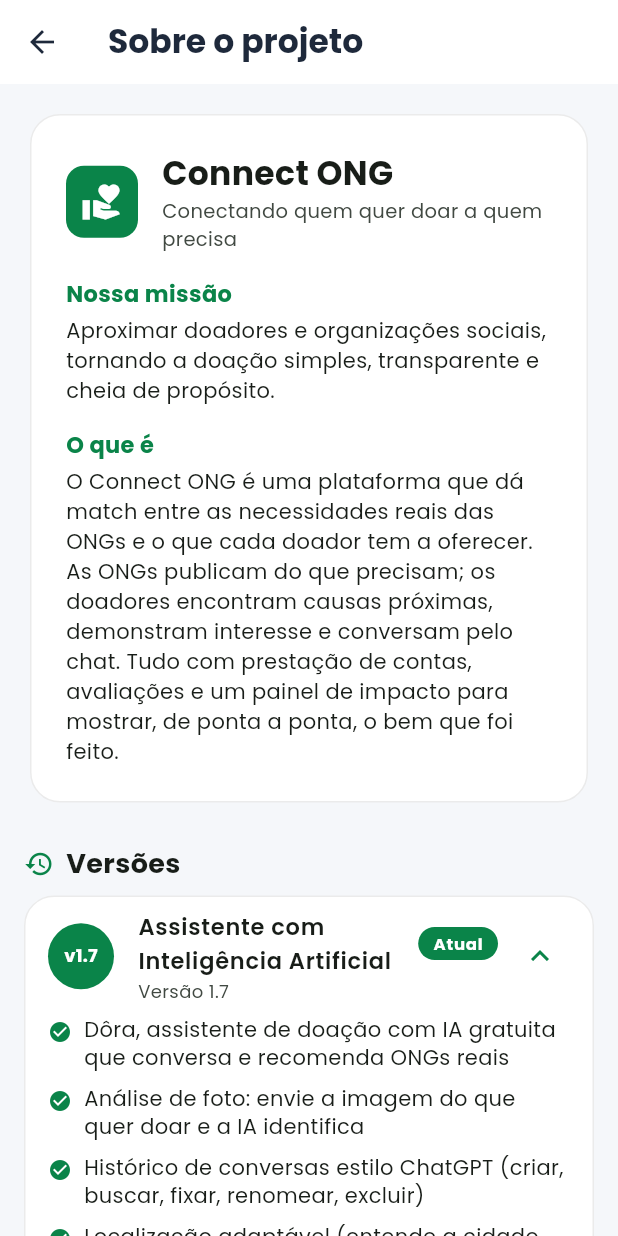
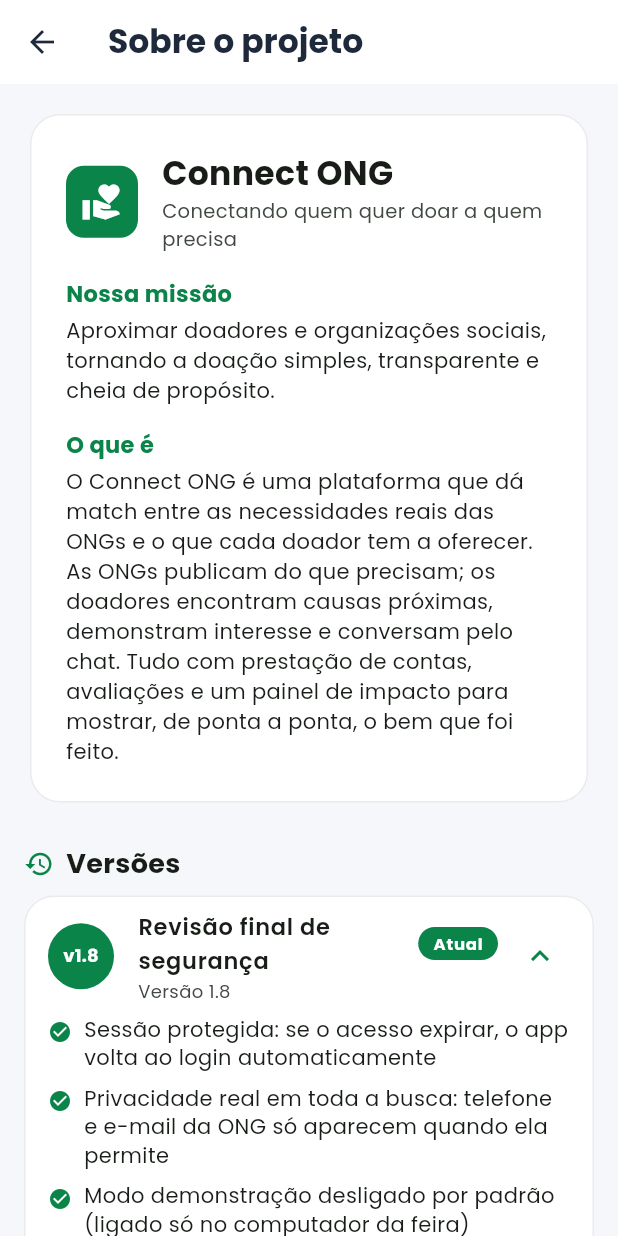
Before and after one commit to Gabriel-Chinelatto/connect-ong-desktop, a Flutter app: the SobreProjetoScreen screen opened directly, on a phone screen of 412 x 824 dp. Run offline on Flutter 3.47's test engine with Material 3 defaults, Android fonts, the phone set to English and light mode, and no system bars; our stand-ins replace flutter_svg, google_fonts, pdf, printing, shared_preferences; missing offline and left inert: file_selector; accounts and stored records are empty.

Commit message:
Revisao final de seguranca (v1.8) - changelog do painel (ONG)
Adiciona a versao 1.8 'Revisao final de seguranca' como ATUAL no changelog
(tela Sobre o projeto > Versoes), consistente com o app do doador.

```diff
--- a/lib/data/versoes.dart
+++ b/lib/data/versoes.dart
@@ -28,9 +28,21 @@ class VersaoApp {
 /// Versões da mais recente (topo) para a mais antiga. A v1.7 é a atual.
 const List<VersaoApp> kVersoes = [
   VersaoApp(
+    versao: '1.8',
+    titulo: 'Revisão final de segurança',
+    atual: true,
+    mudancas: [
+      'Sessão protegida: se o acesso expirar, o app volta ao login automaticamente',
+      'Privacidade real em toda a busca: telefone e e-mail da ONG só aparecem quando ela permite',
+      'Modo demonstração desligado por padrão (ligado só no computador da feira)',
+      'Proteção contra abuso reforçada: limite por origem real em contribuições, cadastro e recuperação de senha',
+      'Contas encerradas não conseguem mais renovar o acesso',
+      'App mais robusto: leitura de dados tolerante a formatos, evitando travamentos',
+    ],
+  ),
+  VersaoApp(
     versao: '1.7',
     titulo: 'Assistente com Inteligência Artificial',
-    atual: true,
     mudancas: [
       'Dôra, assistente de doação com IA gratuita que conversa e recomenda ONGs reais',
       'Análise de foto: envie a imagem do que quer doar e a IA identifica',
```
